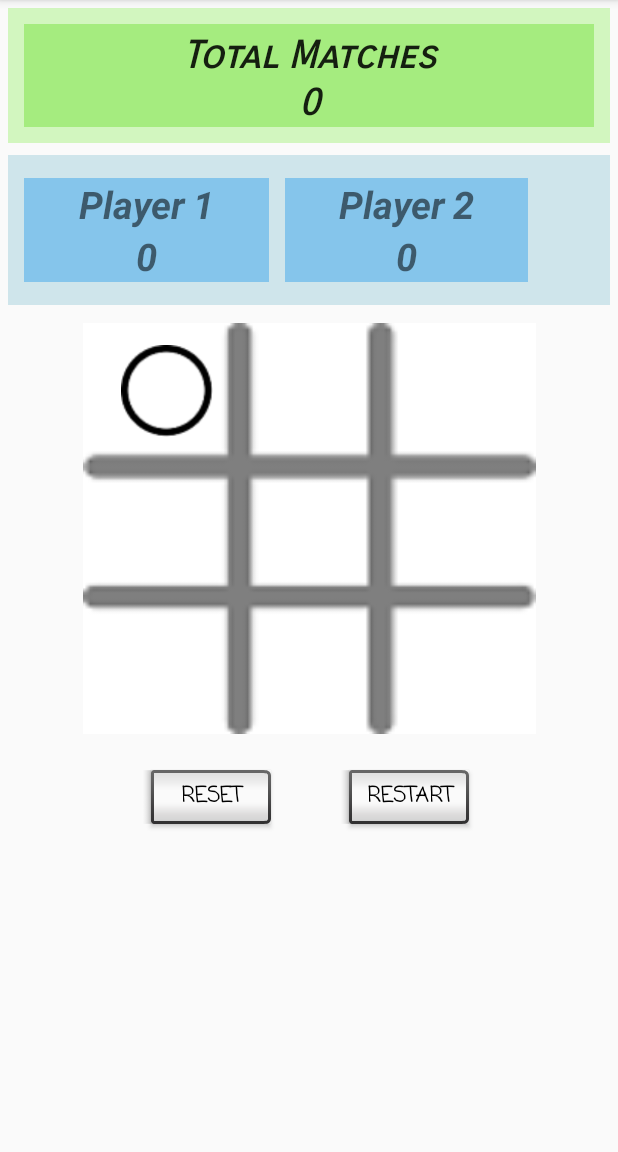
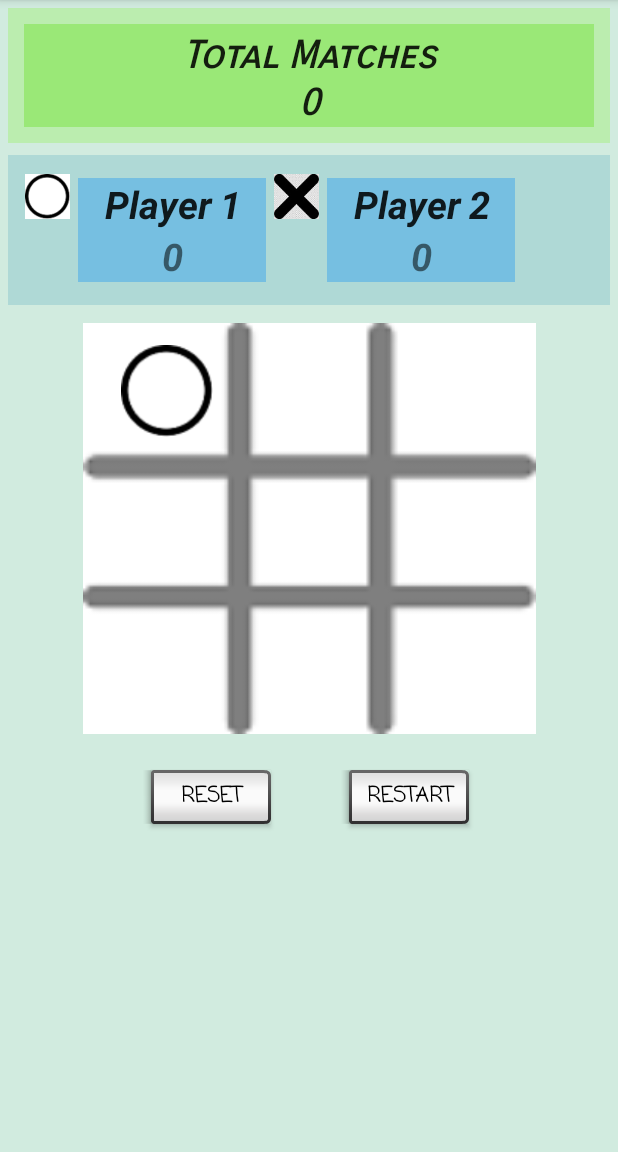
Before and after one commit to krisbiswas/Tic-Tac-Toe, an Android app: the screen it shows after launch (MainActivity), after a tap on "Drop Position", on a phone screen of 412 x 824 dp, the part 84-1236 px from its top. Run offline under Robolectric (Android 15) with nearby library versions, the phone set to English and light mode, and no system bars.

Commit message:
Add files via upload

```diff
--- a/src/main/AndroidManifest.xml
+++ b/src/main/AndroidManifest.xml
@@ -4,9 +4,9 @@
 
     <application
         android:allowBackup="true"
-        android:icon="@drawable/icon"
+        android:icon="@mipmap/ic_launcher"
         android:label="@string/app_name"
-        android:roundIcon="@drawable/icon"
+        android:roundIcon="@mipmap/ic_launcher_round"
         android:supportsRtl="true"
         android:theme="@style/AppTheme">
         <activity android:name=".MainActivity">
--- a/src/main/java/com/connectedworld/zerokata20/MainActivity.java
+++ b/src/main/java/com/connectedworld/zerokata20/MainActivity.java
@@ -11,141 +11,158 @@ import android.widget.Toast;
 
 public class MainActivity extends AppCompatActivity {
 
-    int[] gameState = {-1,-1,-1,-1,-1,-1,-1,-1,-1};
+    int[][] gameState = new int[][]{{-1,-1,-1},
+                                    {-1,-1,-1},
+                                    {-1,-1,-1}};
     int activePlayer = 1;
     int totalMatch = 0,p1Score=0,p2Score=0;
     int moves = 0;
+    int lastWinner=-1;
 
     public void reset(View view){
         reset();
     }
     void reset(){
-        gameState = new int[]{-1,-1,-1,-1,-1,-1,-1,-1,-1};
-        int totalMatch = 0,p1Score=0,p2Score=0;
+        gameState = new int[][]{{-1,-1,-1},
+                                {-1,-1,-1},
+                                {-1,-1,-1}};
+        totalMatch=0;p1Score=0;p2Score=0;
         TextView score;
         score = findViewById(R.id.Match);
-        score.setText(String.valueOf(totalMatch));
+        score.setText(String.valueOf(0));
         score = findViewById(R.id.P2Score);
-        score.setText(String.valueOf(p2Score));
+        score.setText(String.valueOf(0));
         score = findViewById(R.id.P1Score);
-        score.setText(String.valueOf(p1Score));
-        clear();
+        score.setText(String.valueOf(0));
+        clearBoard();
     }
     public void restart(View view){
-        clear();
+        clearBoard();
     }
 
     public void place(View view){
         ImageView image = (ImageView) view;
         int pos = Integer.parseInt(image.getTag().toString());
+        int col=pos%10,row=pos/10;
+        if(lastWinner != -1){
+            activePlayer = lastWinner;
+            lastWinner = -1;
+        }
         if(moves<9){
-            if(gameState[pos] == -1){
+            if(gameState[row][col] == -1){
                 if(activePlayer%2 != 0){    //  activePlayer == 1
                     image.setImageResource(R.drawable.zero);
+                    gameState[row][col] = 1;
                 }else{  //activePlayer == 2
                     image.setImageResource(R.drawable.cross);
+                    gameState[row][col] = 2;
                 }
+                // Winner gets to start first??
                 activePlayer = ((activePlayer)%2)+1;
-                gameState[pos] = activePlayer;
+                check();
+                moves++;
             }else{
                 Toast.makeText(this, "Place somewhere else.", Toast.LENGTH_LONG).show();
             }
-            check();
-            moves++;
         }else{
             Toast.makeText(this, "Match Draw", Toast.LENGTH_LONG).show();
-            setBoard(-1);
-            clear();
+            setScore(-1);
+            clearBoard();
         }
     }
 
     void check(){
-        byte winner = -1;
+        int winner = -1;
                 //      Checking Rows
-        if(gameState[0] == gameState[1] && gameState[0] == gameState[2] && gameState[0] != -1){
-            if(gameState[0] == 0){
-                winner = 0;
+        if(gameState[0][0] == gameState[0][1] && gameState[0][0] == gameState[0][2] && gameState[0][0] != -1){
+            if(gameState[0][0] == 2){
+                winner = 2;
             }else{
                 winner = 1;
             }
-        }else if(gameState[3] == gameState[4] && gameState[4] == gameState[5] && gameState[4] != -1){
-            if(gameState[4] == 0){
-                winner = 0;
+        }else if(gameState[1][0] == gameState[1][1] && gameState[1][0] == gameState[1][2] && gameState[1][0] != -1){
+            if(gameState[1][0] == 2){
+                winner = 2;
             }else{
                 winner = 1;
             }
-        }else if(gameState[6] == gameState[7] && gameState[7] == gameState[8] && gameState[7] != -1){
-            if(gameState[7] == 0){
-                winner = 0;
+        }else if(gameState[2][0] == gameState[2][1] && gameState[2][0] == gameState[2][2] && gameState[2][0] != -1){
+            if(gameState[2][0] == 2){
+                winner = 2;
             }else{
                 winner = 1;
             }
         }
                 //      Checking Columns
-        else if(gameState[0] == gameState[3] && gameState[3] == gameState[6] && gameState[3] != -1){
-            if(gameState[3] == 0){
-                winner = 0;
+        else if(gameState[0][0] == gameState[1][0] && gameState[0][0] == gameState[2][0] && gameState[0][0] != -1){
+            if(gameState[0][0] == 2){
+                winner = 2;
             }else{
                 winner = 1;
             }
-        }else if(gameState[1] == gameState[4] && gameState[4] == gameState[7] && gameState[4] != -1){
-            if(gameState[4] == 0){
-                winner = 0;
+        }else if(gameState[0][1] == gameState[1][1] && gameState[0][1] == gameState[2][1] && gameState[0][1] != -1){
+            if(gameState[0][1] == 2){
+                winner = 2;
             }else{
                 winner = 1;
             }
-        }else if(gameState[2] == gameState[5] && gameState[5] == gameState[8] && gameState[5] != -1){
-            if(gameState[5] == 0){
-                winner = 0;
+        }else if(gameState[0][2] == gameState[1][2] && gameState[0][2] == gameState[2][2] && gameState[0][2] != -1){
+            if(gameState[0][2] == 2){
+                winner = 2;
             }else{
                 winner = 1;
             }
         }
                 //      Checking Diagonals
-        else if(gameState[0] == gameState[4] && gameState[4] == gameState[8] && gameState[4] !=-1){
-            if(gameState[4] == 0){
-                winner = 0;
+        else if(gameState[0][0] == gameState[1][1] && gameState[0][0] == gameState[2][2] && gameState[0][0] !=-1){
+            if(gameState[1][1] == 2){
+                winner = 2;
             }else{
                 winner = 1;
             }
-        }else if(gameState[2] == gameState[4] && gameState[4] == gameState[6] && gameState[4] !=-1){
-            if(gameState[4] == 0){
-                winner = 0;
+        }else if(gameState[0][2] == gameState[1][1] && gameState[2][0] == gameState[0][2] && gameState[0][2] !=-1){
+            if(gameState[1][1] == 2){
+                winner = 2;
             }else{
                 winner = 1;
             }
         }
-        if(winner == 0){
-            System.out.println("P1 Wins");
-            setBoard(winner);
-            Toast.makeText(this, "Winner : Player 1", Toast.LENGTH_LONG).show();
-            clear();
-        }else if(winner == 1){
-            System.out.println("P2 Wins");
-            setBoard(winner);
-            Toast.makeText(this, "Winner : Player 2", Toast.LENGTH_LONG).show();
-            clear();
+
+        if(winner != -1){
+            EditText playerName = null;
+            if(winner == 1){
+                playerName = findViewById(R.id.P1);
+            }else if(winner == 2){
+                playerName = findViewById(R.id.P2);
+            }
+//            System.out.println(playerName.getText()+" Won");
+            setScore(winner);
+            Toast.makeText(this, "Winner : "+playerName.getText(), Toast.LENGTH_LONG).show();
+            clearBoard();
+            lastWinner = winner;
         }
     }
 
-    void setBoard(int winner){
+    void setScore(int winner){
         TextView score;
         totalMatch++;
         score = findViewById(R.id.Match);
         score.setText(String.valueOf(totalMatch));
-        if(winner == 0){
+        if(winner == 1){
+            p1Score++;
+            score = findViewById(R.id.P1Score);
+            score.setText(String.valueOf(p1Score));
+        }else if(winner == 2){
             p2Score++;
             score = findViewById(R.id.P2Score);
             score.setText(String.valueOf(p2Score));
-        }else if(winner == 1){
-            p1Score++;
-            score = findViewById(R.id.P1Score);
-            score.setText(String.valueOf(p1Score));
         }
     }
-    void clear(){
+    void clearBoard(){
         moves = 0;
-        gameState = new int[]{-1,-1,-1,-1,-1,-1,-1,-1,-1};
+        gameState = new int[][]{{-1,-1,-1},
+                                {-1,-1,-1},
+                                {-1,-1,-1}};
         ImageView image;
         image = findViewById(R.id.i0);
         image.setImageResource(R.drawable.white_back);
--- a/src/main/res/layout/activity_main.xml
+++ b/src/main/res/layout/activity_main.xml
@@ -4,7 +4,44 @@
     xmlns:tools="http://schemas.android.com/tools"
     android:layout_width="match_parent"
     android:layout_height="match_parent"
-    tools:context=".MainActivity">
+    android:background="#4663C196"
+    tools:context="com.connectedworld.zerokata20.MainActivity">
+
+    <Button
+        android:id="@+id/rematch"
+        style="@android:style/Widget.Button.Inset"
+        android:layout_width="wrap_content"
+        android:layout_height="wrap_content"
+        android:fontFamily="casual"
+        android:onClick="restart"
+        android:text="@string/rematch"
+        android:textAllCaps="true"
+        android:textSize="14sp"
+        android:textStyle="bold"
+        app:layout_constraintBottom_toBottomOf="parent"
+        app:layout_constraintEnd_toEndOf="parent"
+        app:layout_constraintHorizontal_bias="0.702"
+        app:layout_constraintStart_toStartOf="parent"
+        app:layout_constraintTop_toBottomOf="@+id/board"
+        app:layout_constraintVertical_bias="0.087" />
+
+    <Button
+        android:id="@+id/reset"
+        style="@android:style/Widget.Button.Inset"
+        android:layout_width="wrap_content"
+        android:layout_height="wrap_content"
+        android:fontFamily="casual"
+        android:onClick="reset"
+        android:text="@string/reset"
+        android:textAllCaps="true"
+        android:textSize="14sp"
+        android:textStyle="bold"
+        app:layout_constraintBottom_toBottomOf="parent"
+        app:layout_constraintEnd_toEndOf="parent"
+        app:layout_constraintHorizontal_bias="0.294"
+        app:layout_constraintStart_toStartOf="parent"
+        app:layout_constraintTop_toBottomOf="@+id/board"
+        app:layout_constraintVertical_bias="0.087" />
 
     <LinearLayout
         android:id="@+id/total"
@@ -77,37 +114,62 @@
             android:layout_height="match_parent"
             android:orientation="horizontal">
 
-            <TextView
+            <view
+                android:id="@+id/icon1"
+                class="androidx.appcompat.widget.AppCompatImageView"
+                android:layout_width="30dp"
+                android:layout_height="match_parent"
+                android:layout_marginLeft="6dp"
+                app:srcCompat="@drawable/zero" />
+
+            <EditText
                 android:id="@+id/P1"
-                android:layout_width="163dp"
+                android:layout_width="125dp"
                 android:layout_height="wrap_content"
                 android:layout_marginLeft="5sp"
                 android:layout_marginTop="10sp"
                 android:layout_marginRight="5sp"
                 android:background="#8341A7EB"
+                android:inputType="text"
                 android:text="@string/player_1"
                 android:textAlignment="center"
                 android:textSize="25sp"
                 android:textStyle="bold|italic" />
 
-            <TextView
+            <view
+                android:id="@+id/icon2"
+                class="androidx.appcompat.widget.AppCompatImageView"
+                android:layout_width="30dp"
+                android:layout_height="match_parent"
+                app:srcCompat="@drawable/cross" />
+
+            <EditText
                 android:id="@+id/P2"
-                android:layout_width="162dp"
+                android:layout_width="125dp"
                 android:layout_height="wrap_content"
                 android:layout_marginLeft="5sp"
                 android:layout_marginTop="10sp"
                 android:layout_marginRight="5sp"
                 android:background="#8341A7EB"
+                android:inputType="text"
                 android:text="@string/player_2"
                 android:textAlignment="center"
                 android:textSize="25sp"
                 android:textStyle="bold|italic" />
+
         </TableRow>
 
         <TableRow
             android:id="@+id/Scores"
             android:layout_width="match_parent"
             android:layout_height="wrap_content">
+
+            <view
+                android:id="@+id/icon3"
+                class="androidx.appcompat.widget.AppCompatImageView"
+                android:layout_width="30dp"
+                android:layout_height="match_parent"
+                android:layout_marginLeft="6dp" />
 
             <TextView
                 android:id="@+id/P1Score"
@@ -122,6 +184,12 @@
                 android:textStyle="bold|italic"
                 tools:text="--" />
 
+            <view
+                android:id="@+id/icon4"
+                class="androidx.appcompat.widget.AppCompatImageView"
+                android:layout_width="30dp"
+                android:layout_height="match_parent" />
+
             <TextView
                 android:id="@+id/P2Score"
                 android:layout_width="wrap_content"
@@ -134,6 +202,7 @@
                 android:textSize="25sp"
                 android:textStyle="bold|italic"
                 tools:text="--" />
+
         </TableRow>
 
     </TableLayout>
@@ -162,7 +231,7 @@
                 android:layout_marginStart="20dp"
                 android:contentDescription="@string/pos"
                 android:onClick="place"
-                android:tag="0"
+                android:tag="00"
                 app:srcCompat="@drawable/white_back" />
 
             <ImageView
@@ -172,7 +241,7 @@
                 android:layout_marginStart="35dp"
                 android:contentDescription="@string/pos"
                 android:onClick="place"
-                android:tag="1"
+                android:tag="01"
                 app:srcCompat="@drawable/white_back" />
 
             <ImageView
@@ -182,7 +251,7 @@
                 android:layout_marginStart="35dp"
                 android:contentDescription="@string/pos"
                 android:onClick="place"
-                android:tag="2"
+                android:tag="02"
                 app:srcCompat="@drawable/white_back" />
         </TableRow>
 
@@ -198,7 +267,7 @@
                 android:layout_marginStart="20dp"
                 android:contentDescription="@string/pos"
                 android:onClick="place"
-                android:tag="3"
+                android:tag="10"
                 app:srcCompat="@drawable/white_back" />
 
             <ImageView
@@ -208,7 +277,7 @@
                 android:layout_marginStart="35dp"
                 android:contentDescription="@string/pos"
                 android:onClick="place"
-                android:tag="4"
+                android:tag="11"
                 app:srcCompat="@drawable/white_back" />
 
             <ImageView
@@ -218,7 +287,7 @@
                 android:layout_marginStart="35dp"
                 android:contentDescription="@string/pos"
                 android:onClick="place"
-                android:tag="5"
+                android:tag="12"
                 app:srcCompat="@drawable/white_back" />
 
         </TableRow>
@@ -235,7 +304,7 @@
                 android:layout_marginStart="20dp"
                 android:contentDescription="@string/pos"
                 android:onClick="place"
-                android:tag="6"
+                android:tag="20"
                 app:srcCompat="@drawable/white_back" />
 
             <ImageView
@@ -245,7 +314,7 @@
                 android:layout_marginStart="35dp"
                 android:contentDescription="@string/pos"
                 android:onClick="place"
-                android:tag="7"
+                android:tag="21"
                 app:srcCompat="@drawable/white_back" />
 
             <ImageView
@@ -255,46 +324,10 @@
                 android:layout_marginStart="35dp"
                 android:contentDescription="@string/pos"
                 android:onClick="place"
-                android:tag="8"
+                android:tag="22"
                 app:srcCompat="@drawable/white_back" />
         </TableRow>
 
     </TableLayout>
 
-    <Button
-        android:id="@+id/rematch"
-        style="@android:style/Widget.Button.Inset"
-        android:layout_width="wrap_content"
-        android:layout_height="wrap_content"
-        android:fontFamily="casual"
-        android:onClick="restart"
-        android:text="@string/rematch"
-        android:textAllCaps="true"
-        android:textSize="14sp"
-        android:textStyle="bold"
-        app:layout_constraintBottom_toBottomOf="parent"
-        app:layout_constraintEnd_toEndOf="parent"
-        app:layout_constraintHorizontal_bias="0.702"
-        app:layout_constraintStart_toStartOf="parent"
-        app:layout_constraintTop_toBottomOf="@+id/board"
-        app:layout_constraintVertical_bias="0.087" />
-
-    <Button
-        android:id="@+id/reset"
-        style="@android:style/Widget.Button.Inset"
-        android:layout_width="wrap_content"
-        android:layout_height="wrap_content"
-        android:fontFamily="casual"
-        android:onClick="reset"
-        android:text="@string/reset"
-        android:textAllCaps="true"
-        android:textSize="14sp"
-        android:textStyle="bold"
-        app:layout_constraintBottom_toBottomOf="parent"
-        app:layout_constraintEnd_toEndOf="parent"
-        app:layout_constraintHorizontal_bias="0.294"
-        app:layout_constraintStart_toStartOf="parent"
-        app:layout_constraintTop_toBottomOf="@+id/board"
-        app:layout_constraintVertical_bias="0.087" />
-
 </androidx.constraintlayout.widget.ConstraintLayout>
```
